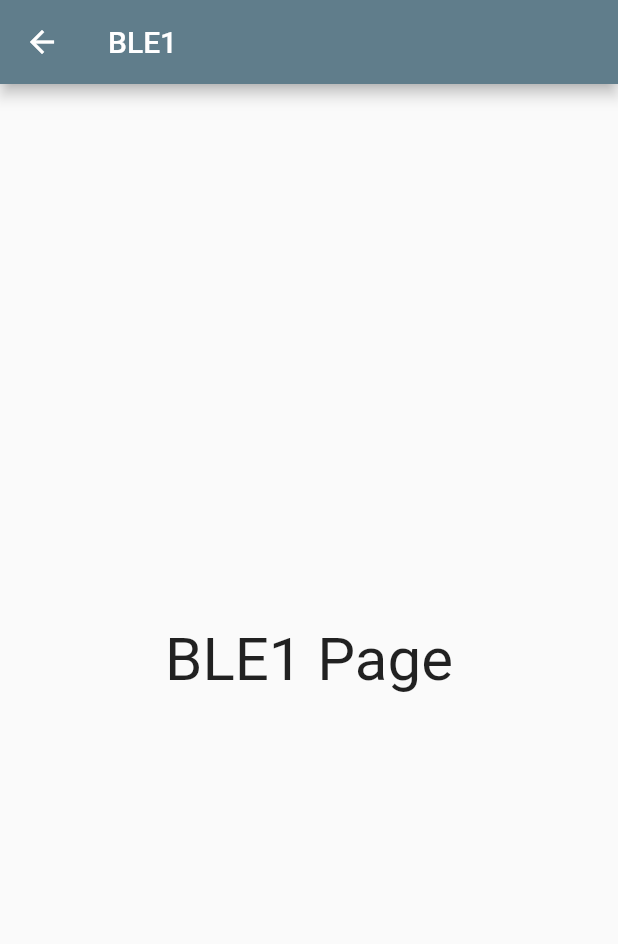
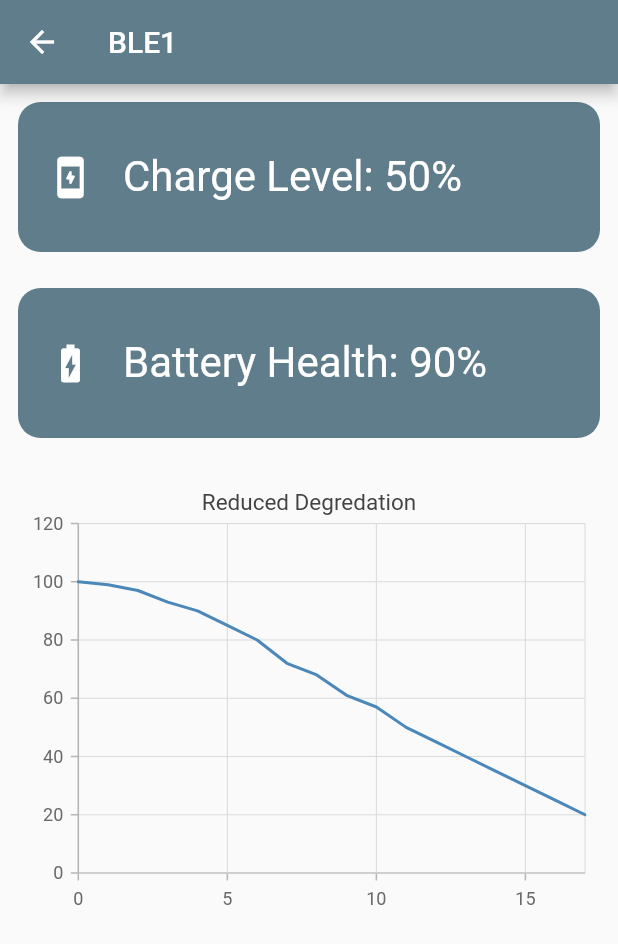
Before and after one commit to Chnapik/lp_app, a Flutter app: the Ble1Page screen opened directly, on a phone screen of 412 x 824 dp. Shown: the top 944 px of the screen. Run offline on Flutter 3.47's test engine with Material 2 defaults, Android fonts, the phone set to English and light mode, and no system bars; our stand-ins replace syncfusion_flutter_charts.

Commit message:
additional updates

```diff
--- a/lib/screens/battery_health.dart
+++ b/lib/screens/battery_health.dart
@@ -1,16 +1,7 @@
 import 'package:flutter/material.dart';
-import 'package:lp_app/screens/add_device.dart';
-import 'package:lp_app/screens/ble1.dart';
-import 'package:lp_app/screens/ble2.dart';
 import 'package:syncfusion_flutter_charts/charts.dart';
 
-class ChartData {
-  ChartData(this.x, this.y);
-  final int x;
-  final int y;
-}
-
-class ChargeLevelChart extends StatelessWidget {
+class BatteryPage extends StatelessWidget {
   @override
   Widget build(BuildContext context) {
     final List<int> chargeLevels = [80, 60, 50, 30, 90, 75, 40, 65, 85];
@@ -105,3 +96,9 @@
     );
   }
 }
+
+class ChartData {
+  ChartData(this.x, this.y);
+  final int x;
+  final int y;
+}
--- a/lib/screens/ble1.dart
+++ b/lib/screens/ble1.dart
@@ -1,10 +1,37 @@
 import 'package:flutter/material.dart';
+import 'package:syncfusion_flutter_charts/charts.dart';
 
 class Ble1Page extends StatelessWidget {
   const Ble1Page({super.key});
 
   @override
   Widget build(BuildContext context) {
+    final List<int> reducedDegredation = [
+      100,
+      99,
+      97,
+      93,
+      90,
+      85,
+      80,
+      72,
+      68,
+      61,
+      57,
+      50,
+      45,
+      40,
+      35,
+      30,
+      25,
+      20
+    ];
+
+    final List<ChartData> data = List.generate(
+      reducedDegredation.length,
+      (index) => ChartData(index, reducedDegredation[index]),
+    );
+
     return Scaffold(
       appBar: AppBar(
         title: const Text('BLE1'),
@@ -14,12 +41,95 @@
           onPressed: () => Navigator.pop(context),
         ),
       ),
-      body: const Center(
-        child: Text(
-          'BLE1 Page',
-          style: TextStyle(fontSize: 40.0),
-        ),
+      body: Column(
+        children: [
+          Padding(
+            padding: const EdgeInsets.all(12.0),
+            child: Container(
+              decoration: BoxDecoration(
+                borderRadius: BorderRadius.circular(15.0),
+                color: Colors.blueGrey,
+              ),
+              height: 100.0,
+              child: Column(
+                mainAxisAlignment: MainAxisAlignment.center,
+                children: [
+                  Padding(
+                    padding: const EdgeInsets.all(20.0),
+                    child: Row(
+                      children: const [
+                        Icon(Icons.charging_station_rounded,
+                            size: 30.0, color: Colors.white),
+                        SizedBox(width: 20.0),
+                        Text(
+                          'Charge Level: 50%',
+                          style: TextStyle(fontSize: 28.0, color: Colors.white),
+                        ),
+                      ],
+                    ),
+                  ),
+                ],
+              ),
+            ),
+          ),
+          Padding(
+            padding: const EdgeInsets.all(12.0),
+            child: Container(
+              decoration: BoxDecoration(
+                borderRadius: BorderRadius.circular(15.0),
+                color: Colors.blueGrey,
+              ),
+              height: 100.0,
+              child: Column(
+                mainAxisAlignment: MainAxisAlignment.center,
+                children: [
+                  Padding(
+                    padding: const EdgeInsets.all(20.0),
+                    child: Row(
+                      children: const [
+                        Icon(Icons.battery_charging_full,
+                            size: 30.0, color: Colors.white),
+                        SizedBox(width: 20.0),
+                        Text(
+                          'Battery Health: 90%',
+                          style: TextStyle(fontSize: 28.0, color: Colors.white),
+                        ),
+                      ],
+                    ),
+                  ),
+                ],
+              ),
+            ),
+          ),
+          Padding(
+            padding: const EdgeInsets.all(12.0),
+            child: SfCartesianChart(
+              title: ChartTitle(text: 'Reduced Degredation'),
+              primaryXAxis: NumericAxis(),
+              primaryYAxis: NumericAxis(),
+              series: <LineSeries<ChartData, int>>[
+                LineSeries<ChartData, int>(
+                  dataSource: data,
+                  xValueMapper: (ChartData data, _) => data.x,
+                  yValueMapper: (ChartData data, _) => data.y,
+                ),
+              ],
+            ),
+          ),
+        ],
       ),
+      // body: const Center(
+      //   child: Text(
+      //     'BLE1 Page',
+      //     style: TextStyle(fontSize: 40.0),
+      //   ),
+      // ),
     );
   }
 }
+
+class ChartData {
+  ChartData(this.x, this.y);
+  final int x;
+  final int y;
+}
--- a/lib/screens/bottom_nav_bar.dart
+++ b/lib/screens/bottom_nav_bar.dart
@@ -21,7 +21,7 @@
 
   final List<Widget> screens = [
     const DevicesPage(),
-    ChargeLevelChart(),
+    BatteryPage(),
     const HomePage(),
     const SettingsPage(),
     const Ble1Page(),
```
